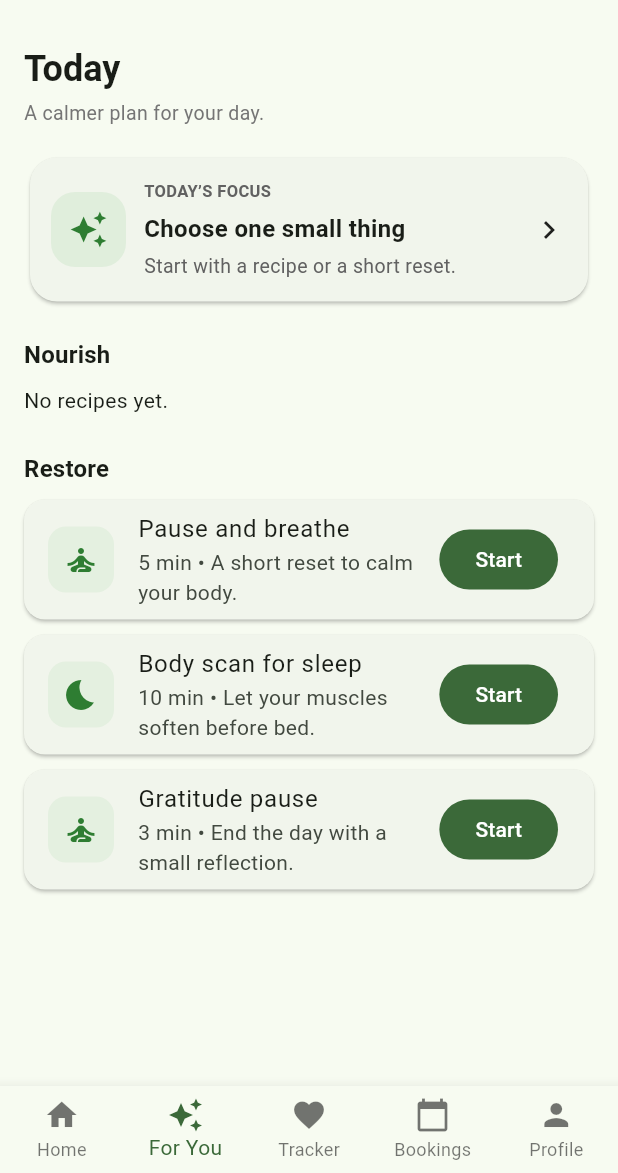
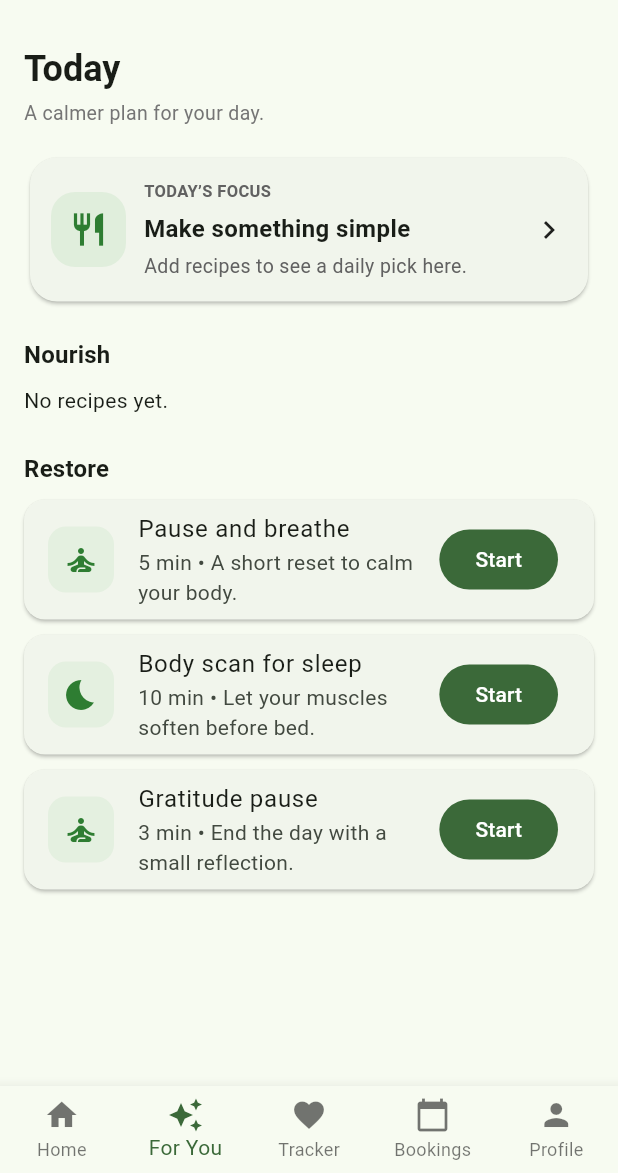
Before and after one commit to unkbin/capproject, a Flutter app: the screen it shows once a user with an empty profile is signed in, item 2 of the bottom bar chosen, on a phone screen of 412 x 824 dp, the part 63-1236 px from its top. Run offline on Flutter 3.47's test engine with Material 3 defaults, Android fonts, the light colour scheme and no system bars; our stand-ins replace cloud_firestore, firebase_auth, firebase_core; accounts and stored records are empty.

Commit message:
Update "For You" section and finalize recipe library
- Redesign UI for the "For You" section to improve user experience.
- Implement "Changed for U" logic updates.
- Add all remaining recipe data to the application.
- Refactor related components for the 2.0 layout version.

```diff
--- a/lib/screens/for_you_screen.dart
+++ b/lib/screens/for_you_screen.dart
@@ -15,7 +15,7 @@ class _ForYouScreenState extends State<ForYouScreen> {
 
   bool _showAllRecipes = false;
 
-  // Healing cards (keep your current list for now)
+  // Healing cards (you can replace with Firestore later)
   final List<ContentItem> _healingCards = [
     ContentItem(
       id: 'breath_5',
@@ -46,46 +46,84 @@ class _ForYouScreenState extends State<ForYouScreen> {
     ),
   ];
 
+  bool _preferRecipeNow() {
+    final h = DateTime.now().hour;
+
+    // Morning: 5am–11:59am → recipes
+    if (h >= 5 && h < 12) return true;
+
+    // Evening/Night: 6pm–4:59am → healing
+    if (h >= 18 || h < 5) return false;
+
+    // Afternoon: recipes (you can change later)
+    return true;
+  }
+
   @override
   Widget build(BuildContext context) {
+    final preferRecipe = _preferRecipeNow();
+
     return ListView(
       padding: const EdgeInsets.all(16),
       children: [
-        _Header(),
+        const _Header(),
         const SizedBox(height: 16),
 
-        // 1) HERO (Today’s focus)
-        _HeroFocusCard(
-          title: 'Today’s focus',
-          headline: 'Choose one small thing',
-          subtitle: 'Start with a recipe or a short reset.',
-          icon: Icons.auto_awesome,
-          onTap: () {
-            ScaffoldMessenger.of(context).showSnackBar(
-              const SnackBar(content: Text('Hero action (next step)')),
-            );
-          },
-        ),
+        // =====================
+        // SMART HERO
+        // =====================
+        if (preferRecipe)
+          _SmartRecipeHero(
+            placeholderAsset: _placeholderAsset,
+            onOpenRecipe: (data) {
+              Navigator.push(
+                context,
+                MaterialPageRoute(
+                  builder: (_) => RecipeDetailScreen(data: data),
+                ),
+              );
+            },
+          )
+        else
+          _SmartHealingHero(
+            item: _healingCards.first,
+            onStart: () {
+              ScaffoldMessenger.of(context).showSnackBar(
+                SnackBar(
+                  content: Text('Starting: ${_healingCards.first.title} (demo)'),
+                ),
+              );
+            },
+          ),
+
         const SizedBox(height: 20),
 
-        // 2) NOURISH (Recipes)
-        _SectionTitle('Nourish'),
+        // =====================
+        // NOURISH (Recipes)
+        // =====================
+        const _SectionTitle('Nourish'),
         const SizedBox(height: 8),
         _RecipeCarousel(
           placeholderAsset: _placeholderAsset,
           showAll: _showAllRecipes,
-          onToggleShowAll: () => setState(() => _showAllRecipes = !_showAllRecipes),
+          onToggleShowAll: () =>
+              setState(() => _showAllRecipes = !_showAllRecipes),
           onOpenRecipe: (data) {
             Navigator.push(
               context,
-              MaterialPageRoute(builder: (_) => RecipeDetailScreen(data: data)),
+              MaterialPageRoute(
+                builder: (_) => RecipeDetailScreen(data: data),
+              ),
             );
           },
         ),
+
         const SizedBox(height: 24),
 
-        // 3) RESTORE (Healing cards)
-        _SectionTitle('Restore'),
+        // =====================
+        // RESTORE (Healing cards)
+        // =====================
+        const _SectionTitle('Restore'),
         const SizedBox(height: 8),
         for (final item in _healingCards)
           _HealingCardTile(
@@ -105,6 +143,8 @@ class _ForYouScreenState extends State<ForYouScreen> {
 /// HEADER
 /// --------------------
 class _Header extends StatelessWidget {
+  const _Header();
+
   @override
   Widget build(BuildContext context) {
     return Column(
@@ -127,7 +167,25 @@ class _Header extends StatelessWidget {
 }
 
 /// --------------------
-/// HERO CARD
+/// SECTION TITLE
+/// --------------------
+class _SectionTitle extends StatelessWidget {
+  final String text;
+  const _SectionTitle(this.text);
+
+  @override
+  Widget build(BuildContext context) {
+    return Text(
+      text,
+      style: Theme.of(context).textTheme.titleMedium?.copyWith(
+        fontWeight: FontWeight.bold,
+      ),
+    );
+  }
+}
+
+/// --------------------
+/// HERO BASE CARD
 /// --------------------
 class _HeroFocusCard extends StatelessWidget {
   final String title;
@@ -188,7 +246,8 @@ class _HeroFocusCard extends StatelessWidget {
                     const SizedBox(height: 4),
                     Text(
                       subtitle,
-                      style: TextStyle(fontSize: 13, color: Colors.grey.shade700),
+                      style:
+                      TextStyle(fontSize: 13, color: Colors.grey.shade700),
                     ),
                   ],
                 ),
@@ -203,19 +262,138 @@ class _HeroFocusCard extends StatelessWidget {
 }
 
 /// --------------------
-/// SECTION TITLE
+/// SMART HERO: RECIPE
 /// --------------------
-class _SectionTitle extends StatelessWidget {
-  final String text;
-  const _SectionTitle(this.text);
+class _SmartRecipeHero extends StatelessWidget {
+  final String placeholderAsset;
+  final ValueChanged<Map<String, dynamic>> onOpenRecipe;
+
+  const _SmartRecipeHero({
+    required this.placeholderAsset,
+    required this.onOpenRecipe,
+  });
 
   @override
   Widget build(BuildContext context) {
-    return Text(
-      text,
-      style: Theme.of(context).textTheme.titleMedium?.copyWith(
-        fontWeight: FontWeight.bold,
-      ),
+    return StreamBuilder<QuerySnapshot>(
+      stream: FirebaseFirestore.instance
+          .collection('recipes')
+          .orderBy('title')
+          .limit(1)
+          .snapshots(),
+      builder: (context, snapshot) {
+        if (!snapshot.hasData || snapshot.data!.docs.isEmpty) {
+          return _HeroFocusCard(
+            title: 'Today’s focus',
+            headline: 'Make something simple',
+            subtitle: 'Add recipes to see a daily pick here.',
+            icon: Icons.restaurant,
+            onTap: () {},
+          );
+        }
+
+        final data = snapshot.data!.docs.first.data() as Map<String, dynamic>;
+        final title = (data['title'] ?? '') as String;
+        final minutes = data['minutes'] ?? 0;
+
+        final imageAsset = (data['imageAsset'] as String?) ?? '';
+        final safeImage = imageAsset.isNotEmpty ? imageAsset : placeholderAsset;
+
+        return Card(
+          elevation: 1,
+          shape: RoundedRectangleBorder(borderRadius: BorderRadius.circular(18)),
+          child: InkWell(
+            borderRadius: BorderRadius.circular(18),
+            onTap: () => onOpenRecipe(data),
+            child: Column(
+              crossAxisAlignment: CrossAxisAlignment.start,
+              children: [
+                ClipRRect(
+                  borderRadius:
+                  const BorderRadius.vertical(top: Radius.circular(18)),
+                  child: Image.asset(
+                    safeImage,
+                    height: 170,
+                    width: double.infinity,
+                    fit: BoxFit.cover,
+                    errorBuilder: (context, error, stackTrace) {
+                      return Image.asset(
+                        placeholderAsset,
+                        height: 170,
+                        width: double.infinity,
+                        fit: BoxFit.cover,
+                      );
+                    },
+                  ),
+                ),
+                Padding(
+                  padding: const EdgeInsets.all(14),
+                  child: Row(
+                    children: [
+                      Expanded(
+                        child: Column(
+                          crossAxisAlignment: CrossAxisAlignment.start,
+                          children: [
+                            Text(
+                              'TODAY’S RECIPE',
+                              style: TextStyle(
+                                fontSize: 11,
+                                color: Colors.grey.shade700,
+                                fontWeight: FontWeight.w600,
+                              ),
+                            ),
+                            const SizedBox(height: 6),
+                            Text(
+                              title,
+                              style: const TextStyle(
+                                fontSize: 16,
+                                fontWeight: FontWeight.w800,
+                              ),
+                            ),
+                            const SizedBox(height: 4),
+                            Text(
+                              '$minutes min • Tap to view',
+                              style: TextStyle(
+                                fontSize: 13,
+                                color: Colors.grey.shade700,
+                              ),
+                            ),
+                          ],
+                        ),
+                      ),
+                      const Icon(Icons.chevron_right),
+                    ],
+                  ),
+                ),
+              ],
+            ),
+          ),
+        );
+      },
+    );
+  }
+}
+
+/// --------------------
+/// SMART HERO: HEALING
+/// --------------------
+class _SmartHealingHero extends StatelessWidget {
+  final ContentItem item;
+  final VoidCallback onStart;
+
+  const _SmartHealingHero({
+    required this.item,
+    required this.onStart,
+  });
+
+  @override
+  Widget build(BuildContext context) {
+    return _HeroFocusCard(
+      title: 'Tonight’s reset',
+      headline: item.title,
+      subtitle: '${item.durationMinutes} min • ${item.description}',
+      icon: Icons.self_improvement,
+      onTap: onStart,
     );
   }
 }
@@ -324,7 +502,8 @@ class _RecipeMiniCard extends StatelessWidget {
             crossAxisAlignment: CrossAxisAlignment.start,
             children: [
               ClipRRect(
-                borderRadius: const BorderRadius.vertical(top: Radius.circular(16)),
+                borderRadius:
+                const BorderRadius.vertical(top: Radius.circular(16)),
                 child: Image.asset(
                   safeImage,
                   height: 110,
@@ -354,7 +533,8 @@ class _RecipeMiniCard extends StatelessWidget {
                     const SizedBox(height: 6),
                     Text(
                       '$minutes min',
-                      style: TextStyle(fontSize: 12, color: Colors.grey.shade700),
+                      style:
+                      TextStyle(fontSize: 12, color: Colors.grey.shade700),
                     ),
                   ],
                 ),
@@ -408,7 +588,7 @@ class _HealingCardTile extends StatelessWidget {
 }
 
 /// --------------------
-/// MODEL (same idea as your old one)
+/// MODEL
 /// --------------------
 class ContentItem {
   final String id;
```
